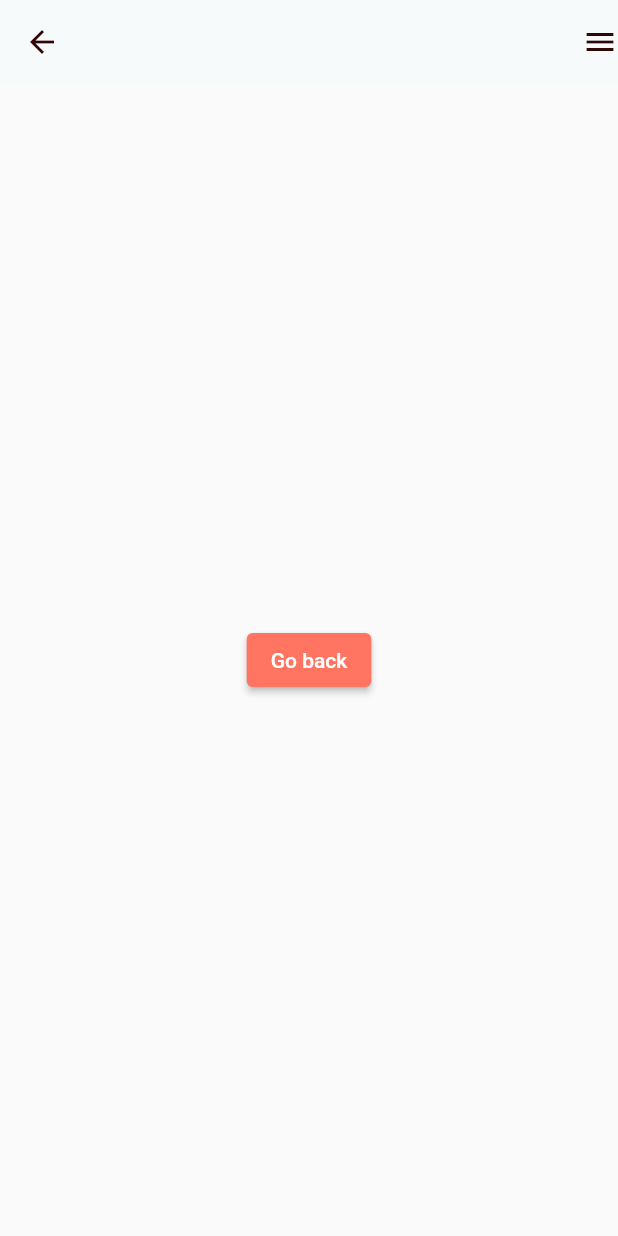
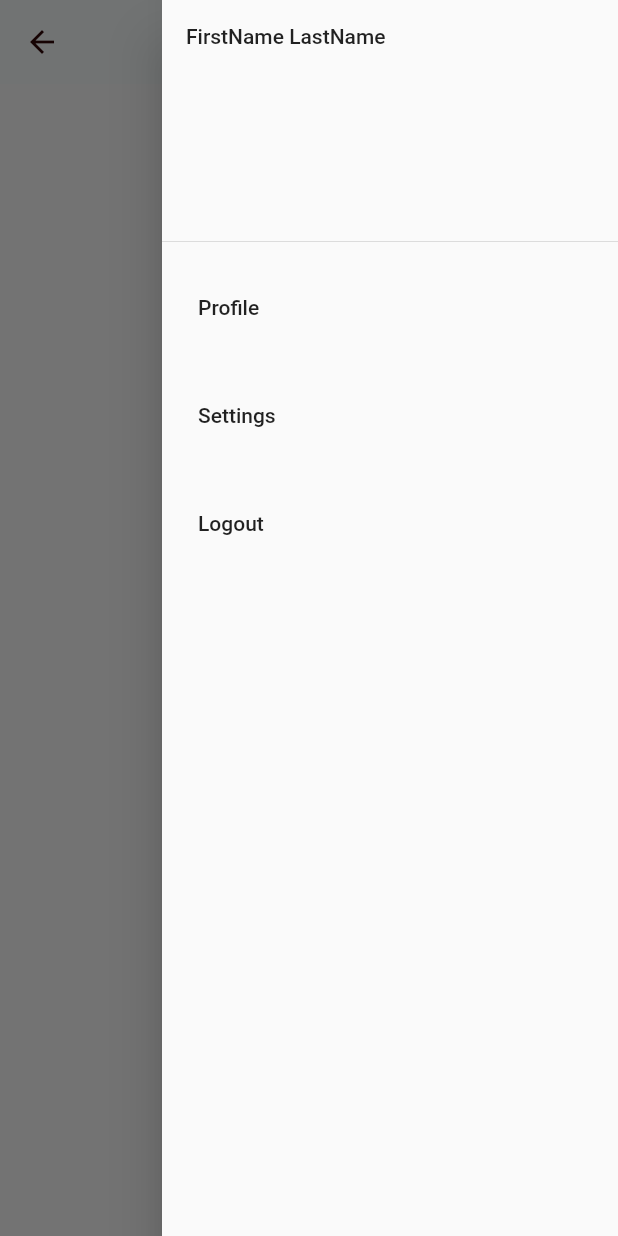
Before and after one commit to sorasora46/flutter-todo, a Flutter app: the HomePage screen opened directly, with the side drawer open (before the commit the screen has no drawer), on a phone screen of 412 x 824 dp. Run offline on Flutter 3.47's test engine with Material 2 defaults, Android fonts, the phone set to English and light mode, and no system bars; Roboto replaces fonts that are missing (TiltNeon).

Commit message:
Add Drawer and its menus

```diff
--- a/lib/pages/home_page.dart
+++ b/lib/pages/home_page.dart
@@ -11,8 +11,31 @@ class HomePage extends StatelessWidget {
         backgroundColor: backgroundColor,
         foregroundColor: textColor,
         elevation: 0,
-        actions: const [Icon(Icons.menu)],
-        // title: const Text('Home page'),
+      ),
+      endDrawer: Drawer(
+        child: ListView(
+          children: [
+            const DrawerHeader(child: Text('FirstName LastName')),
+            TextButton(
+              onPressed: () {},
+              child: const ListTile(
+                title: Text('Profile'),
+              ),
+            ),
+            TextButton(
+              onPressed: () {},
+              child: const ListTile(
+                title: Text('Settings'),
+              ),
+            ),
+            TextButton(
+              onPressed: () {},
+              child: const ListTile(
+                title: Text('Logout'),
+              ),
+            ),
+          ],
+        ),
       ),
       body: Center(
         child: ElevatedButton(
```
